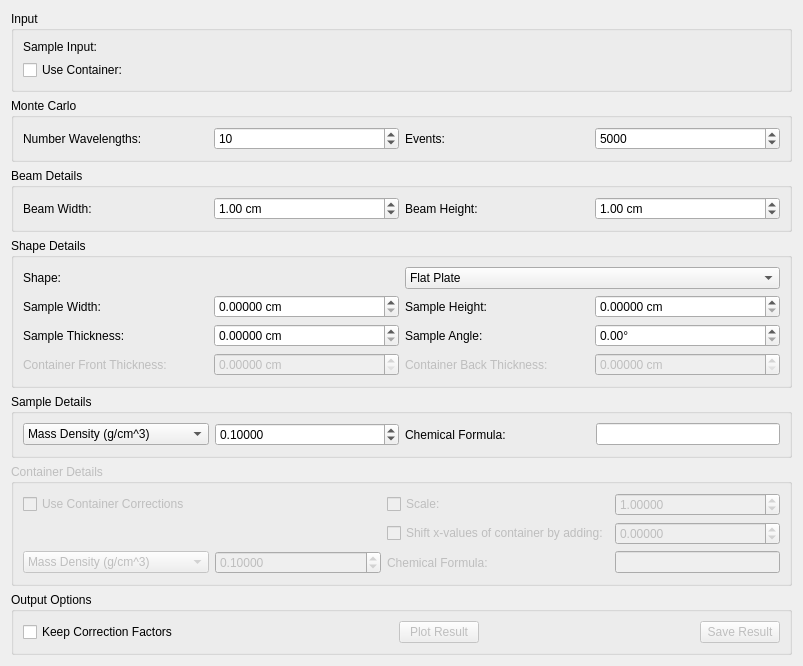
mantidproject/mantid, file MantidQt/CustomInterfaces/inc/MantidQtCustomInterfaces/Indirect/AbsorptionCorrections.ui: the form before one commit.
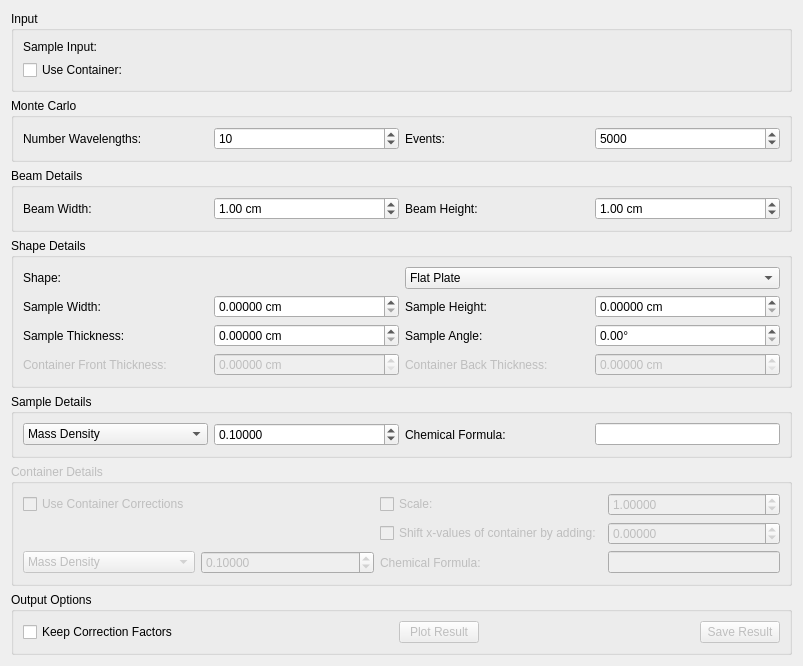
The form after the commit. Custom widgets are drawn as their Qt base class.

Commit message: Refs #18577 remove units from density list

Diff of the .ui file:
```diff
--- a/MantidQt/CustomInterfaces/inc/MantidQtCustomInterfaces/Indirect/AbsorptionCorrections.ui
+++ b/MantidQt/CustomInterfaces/inc/MantidQtCustomInterfaces/Indirect/AbsorptionCorrections.ui
@@ -628,12 +628,12 @@
        <widget class="QComboBox" name="cbSampleDensity">
         <item>
          <property name="text">
-          <string>Mass Density (g/cm^3)</string>
+          <string>Mass Density</string>
          </property>
         </item>
         <item>
          <property name="text">
-          <string>Number Density (atoms/Å^3)</string>
+          <string>Number Density</string>
          </property>
         </item>
        </widget>
@@ -762,12 +762,12 @@
        <widget class="QComboBox" name="cbCanDensity">
         <item>
          <property name="text">
-          <string>Mass Density (g/cm^3)</string>
+          <string>Mass Density</string>
          </property>
         </item>
         <item>
          <property name="text">
-          <string>Number Density (atoms/Å^3)</string>
+          <string>Number Density</string>
          </property>
         </item>
        </widget>
```
